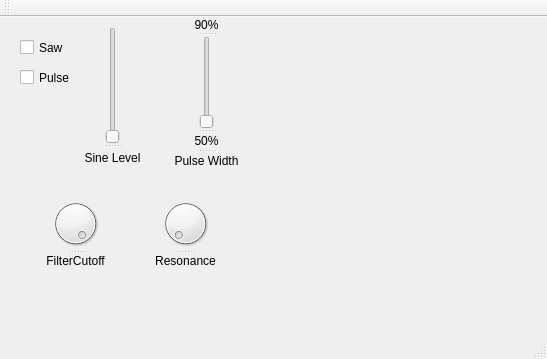
Old version of the form csjack.ui in the repository CampNowhere/CS84.
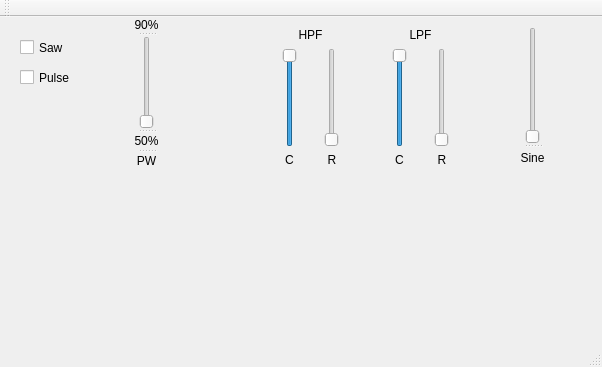
New version of the form.

Commit message:
Small amount of work on filters
Implemented high pass filter and added control.

Diff of the .ui file:
```diff
--- a/csjack.ui
+++ b/csjack.ui
@@ -6,8 +6,8 @@
    <rect>
     <x>0</x>
     <y>0</y>
-    <width>547</width>
-    <height>359</height>
+    <width>602</width>
+    <height>367</height>
    </rect>
   </property>
   <property name="windowTitle">
@@ -43,7 +43,7 @@
    <widget class="QSplitter" name="splitter">
     <property name="geometry">
      <rect>
-      <x>80</x>
+      <x>500</x>
       <y>10</y>
       <width>65</width>
       <height>141</height>
@@ -62,7 +62,7 @@
     </widget>
     <widget class="QLabel" name="label">
      <property name="text">
-      <string>Sine Level</string>
+      <string>Sine</string>
      </property>
      <property name="alignment">
       <set>Qt::AlignCenter</set>
@@ -72,7 +72,7 @@
    <widget class="QSplitter" name="splitter_2">
     <property name="geometry">
      <rect>
-      <x>170</x>
+      <x>110</x>
       <y>0</y>
       <width>73</width>
       <height>151</height>
@@ -110,60 +110,172 @@
     </widget>
     <widget class="QLabel" name="label_2">
      <property name="text">
-      <string>Pulse Width</string>
+      <string>PW</string>
      </property>
      <property name="alignment">
       <set>Qt::AlignCenter</set>
      </property>
     </widget>
    </widget>
-   <widget class="QSplitter" name="splitter_3">
+   <widget class="QWidget" name="verticalLayoutWidget">
     <property name="geometry">
      <rect>
-      <x>40</x>
-      <y>180</y>
-      <width>71</width>
-      <height>71</height>
+      <x>260</x>
+      <y>0</y>
+      <width>101</width>
+      <height>161</height>
      </rect>
     </property>
-    <property name="orientation">
-     <enum>Qt::Vertical</enum>
-    </property>
-    <widget class="QDial" name="filterCutoff">
-     <property name="value">
-      <number>99</number>
-     </property>
-    </widget>
-    <widget class="QLabel" name="label_5">
-     <property name="text">
-      <string>FilterCutoff</string>
-     </property>
-     <property name="alignment">
-      <set>Qt::AlignCenter</set>
-     </property>
-    </widget>
+    <layout class="QVBoxLayout" name="hpf_container">
+     <item>
+      <widget class="QLabel" name="label_7">
+       <property name="enabled">
+        <bool>true</bool>
+       </property>
+       <property name="text">
+        <string>HPF</string>
+       </property>
+       <property name="alignment">
+        <set>Qt::AlignCenter</set>
+       </property>
+      </widget>
+     </item>
+     <item>
+      <layout class="QHBoxLayout" name="horizontalLayout">
+       <item>
+        <layout class="QVBoxLayout" name="verticalLayout_2">
+         <item alignment="Qt::AlignHCenter">
+          <widget class="QSlider" name="hpf_cutoff">
+           <property name="maximum">
+            <number>255</number>
+           </property>
+           <property name="value">
+            <number>255</number>
+           </property>
+           <property name="orientation">
+            <enum>Qt::Vertical</enum>
+           </property>
+          </widget>
+         </item>
+         <item>
+          <widget class="QLabel" name="label_8">
+           <property name="text">
+            <string>C</string>
+           </property>
+           <property name="alignment">
+            <set>Qt::AlignCenter</set>
+           </property>
+          </widget>
+         </item>
+        </layout>
+       </item>
+       <item>
+        <layout class="QVBoxLayout" name="verticalLayout_3">
+         <item alignment="Qt::AlignHCenter">
+          <widget class="QSlider" name="hpf_resonance">
+           <property name="maximum">
+            <number>100</number>
+           </property>
+           <property name="orientation">
+            <enum>Qt::Vertical</enum>
+           </property>
+          </widget>
+         </item>
+         <item>
+          <widget class="QLabel" name="label_9">
+           <property name="text">
+            <string>R</string>
+           </property>
+           <property name="alignment">
+            <set>Qt::AlignCenter</set>
+           </property>
+          </widget>
+         </item>
+        </layout>
+       </item>
+      </layout>
+     </item>
+    </layout>
    </widget>
-   <widget class="QSplitter" name="splitter_4">
+   <widget class="QWidget" name="verticalLayoutWidget_2">
     <property name="geometry">
      <rect>
-      <x>150</x>
-      <y>180</y>
-      <width>71</width>
-      <height>71</height>
+      <x>370</x>
+      <y>0</y>
+      <width>101</width>
+      <height>161</height>
      </rect>
     </property>
-    <property name="orientation">
-     <enum>Qt::Vertical</enum>
-    </property>
-    <widget class="QDial" name="filterResonance"/>
-    <widget class="QLabel" name="label_6">
-     <property name="text">
-      <string>Resonance</string>
-     </property>
-     <property name="alignment">
-      <set>Qt::AlignCenter</set>
-     </property>
-    </widget>
+    <layout class="QVBoxLayout" name="lpf_container">
+     <item>
+      <widget class="QLabel" name="label_10">
+       <property name="enabled">
+        <bool>true</bool>
+       </property>
+       <property name="text">
+        <string>LPF</string>
+       </property>
+       <property name="alignment">
+        <set>Qt::AlignCenter</set>
+       </property>
+      </widget>
+     </item>
+     <item>
+      <layout class="QHBoxLayout" name="horizontalLayout_2">
+       <item>
+        <layout class="QVBoxLayout" name="verticalLayout_5">
+         <item alignment="Qt::AlignHCenter">
+          <widget class="QSlider" name="lpf_cutoff">
+           <property name="maximum">
+            <number>255</number>
+           </property>
+           <property name="value">
+            <number>255</number>
+           </property>
+           <property name="orientation">
+            <enum>Qt::Vertical</enum>
+           </property>
+          </widget>
+         </item>
+         <item>
+          <widget class="QLabel" name="label_12">
+           <property name="text">
+            <string>C</string>
+           </property>
+           <property name="alignment">
+            <set>Qt::AlignCenter</set>
+           </property>
+          </widget>
+         </item>
+        </layout>
+       </item>
+       <item>
+        <layout class="QVBoxLayout" name="verticalLayout_4">
+         <item alignment="Qt::AlignHCenter">
+          <widget class="QSlider" name="lpf_resonance">
+           <property name="maximum">
+            <number>100</number>
+           </property>
+           <property name="orientation">
+            <enum>Qt::Vertical</enum>
+           </property>
+          </widget>
+         </item>
+         <item>
+          <widget class="QLabel" name="label_11">
+           <property name="text">
+            <string>R</string>
+           </property>
+           <property name="alignment">
+            <set>Qt::AlignCenter</set>
+           </property>
+          </widget>
+         </item>
+        </layout>
+       </item>
+      </layout>
+     </item>
+    </layout>
    </widget>
   </widget>
   <widget class="QMenuBar" name="menuBar">
```
Left out of the diff: 2 changed lines with no effect on the pictures. The commit also changes 3 other files.
